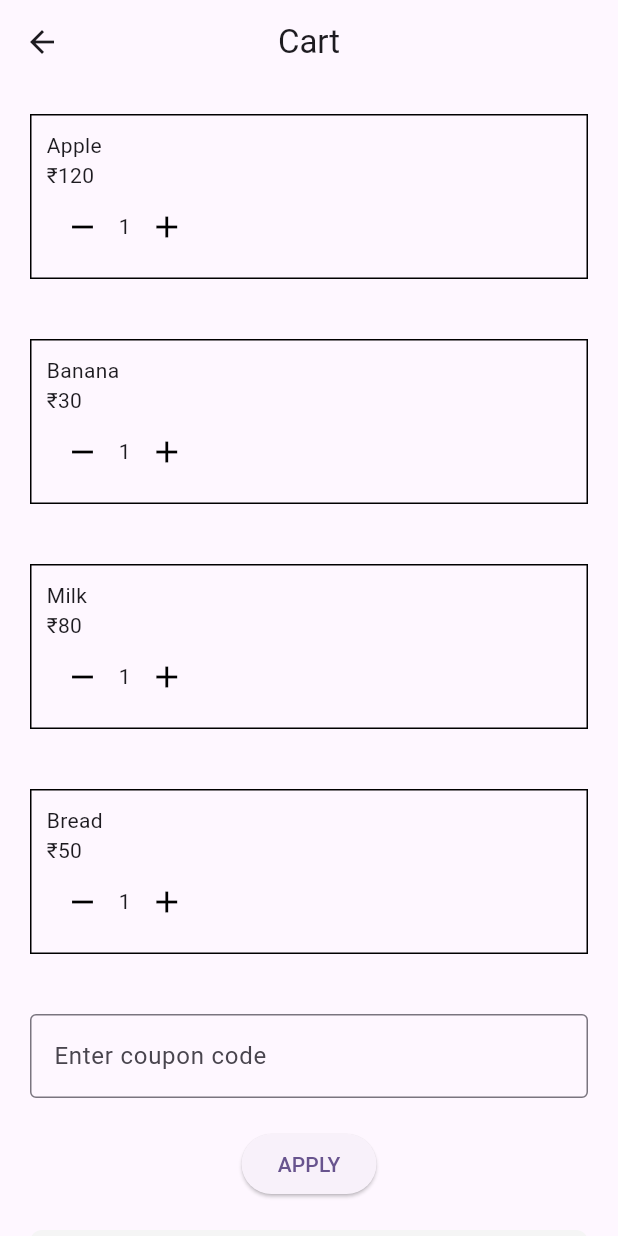
After one commit to Gauravkatva/flutter_base, a Flutter app: the _CartViewState screen opened directly, on a phone screen of 412 x 824 dp. The commit adds this screen. Run offline on Flutter 3.47's test engine with Material 3 defaults, Android fonts, the phone set to English and light mode, and no system bars; our stand-ins replace bloc, dio, equatable, flutter_bloc, get_it, pretty_dio_logger and 2 more; accounts and stored records are empty; generated files the repository leaves out were written again.

Commit message:
feat: implement cart management system with BLoC, item quantity updates, and coupon application logic

```diff
--- a/lib/app/view/app.dart
+++ b/lib/app/view/app.dart
@@ -1,6 +1,6 @@
 import 'package:flutter/material.dart';
 import 'package:my_appp/l10n/l10n.dart';
-import 'package:my_appp/ui/luxury/views/luxury_page.dart';
+import 'package:my_appp/ui/cart/view/cart_view.dart';
 
 class App extends StatelessWidget {
   const App({super.key});
@@ -16,7 +16,7 @@ class App extends StatelessWidget {
       ),
       localizationsDelegates: AppLocalizations.localizationsDelegates,
       supportedLocales: AppLocalizations.supportedLocales,
-      home: const LuxuryPage(),
+      home: const CartView(),
     );
   }
 }
--- /dev/null
+++ b/lib/domain/data/model/cart_model.dart
@@ -0,0 +1,35 @@
+class CartModel {
+  const CartModel({
+    required this.name,
+    required this.price,
+    this.quantity = 1,
+    this.discountAmount = 0,
+  });
+
+  final String name;
+  final int price;
+  final int quantity;
+  final double discountAmount;
+
+  int get totalPrice => price * quantity;
+
+  double get discountedPrice => totalPrice - discountAmount;
+
+  CartModel updateQuantity(int newQuantity) {
+    return CartModel(
+      name: name,
+      price: price,
+      quantity: newQuantity,
+      discountAmount: discountAmount,
+    );
+  }
+
+  CartModel applyDiscount(double discount) {
+    return CartModel(
+      name: name,
+      price: price,
+      quantity: quantity,
+      discountAmount: discount,
+    );
+  }
+}
--- /dev/null
+++ b/lib/ui/cart/bloc/cart_bloc.dart
@@ -0,0 +1,100 @@
+import 'dart:async';
+
+import 'package:bloc/bloc.dart';
+import 'package:equatable/equatable.dart';
+import 'package:my_appp/domain/data/model/cart_model.dart';
+
+part 'cart_event.dart';
+part 'cart_state.dart';
+
+const supportedCoupon = ['SAVE100'];
+
+class CartBloc extends Bloc<CartEvent, CartState> {
+  CartBloc() : super(const CartState()) {
+    on<InitialCartEvent>(_initiateCartMockData);
+    on<AddItem>(_addItem);
+    on<RemoveItem>(_removeItem);
+    on<ApplyCoupon>(_applyCoupon);
+  }
+
+  FutureOr<void> _initiateCartMockData(
+    InitialCartEvent event,
+    Emitter<CartState> emit,
+  ) {
+    const cartItems = [
+      CartModel(name: 'Apple', price: 120),
+      CartModel(name: 'Banana', price: 30),
+      CartModel(name: 'Milk', price: 80),
+      CartModel(name: 'Bread', price: 50),
+    ];
+
+    emit(const CartState(cartItems: cartItems));
+  }
+
+  FutureOr<void> _addItem(AddItem event, Emitter<CartState> emit) {
+    final currentItems = List<CartModel>.from(state.cartItems);
+    final itemIndex = currentItems.indexWhere(
+      (item) => item.name == event.name,
+    );
+    final item = currentItems.firstWhere((item) => event.name == item.name);
+    final olderQuantity = item.quantity;
+    final udpatedQuantity = olderQuantity + 1;
+    final updatedItem = item.updateQuantity(udpatedQuantity);
+    currentItems[itemIndex] = updatedItem;
+    emit(state.copyWith(cartItems: currentItems));
+  }
+
+  FutureOr<void> _removeItem(RemoveItem event, Emitter<CartState> emit) async {
+    final currentItems = List<CartModel>.from(state.cartItems);
+    final itemIndex = currentItems.indexWhere(
+      (item) => item.name == event.name,
+    );
+    final item = currentItems.firstWhere((item) => event.name == item.name);
+    final olderQuantity = item.quantity;
+    final udpatedQuantity = olderQuantity - 1;
+
+    if (udpatedQuantity == 0) {
+      currentItems.removeAt(itemIndex);
+      emit(state.copyWith(cartItems: currentItems));
+      return;
+    }
+
+    final updatedItem = item.updateQuantity(udpatedQuantity);
+    currentItems[itemIndex] = updatedItem;
+    emit(state.copyWith(cartItems: currentItems));
+  }
+
+  FutureOr<void> _applyCoupon(
+    ApplyCoupon event,
+    Emitter<CartState> emit,
+  ) async {
+    if (!supportedCoupon.contains(event.couponCode) || state.subtotal < 300) {
+      emit(state.copyWith(isInavalidCoupon: true));
+      return;
+    }
+
+    // Apply SAVE100 coupon logic
+    const discountAmount = 100.0;
+    final subtotal = state.subtotal;
+    final currentItems = List<CartModel>.from(state.cartItems);
+
+    // Distribute discount proportionally across items
+    final updatedItems = currentItems.map((item) {
+      final itemTotal = item.totalPrice;
+      final proportionalDiscount = (itemTotal / subtotal) * discountAmount;
+
+      // Ensure item total doesn't become negative
+      final finalDiscount = proportionalDiscount > itemTotal
+          ? itemTotal.toDouble()
+          : proportionalDiscount;
+
+      return item.applyDiscount(finalDiscount);
+    }).toList();
+
+    emit(state.copyWith(
+      couponCode: event.couponCode,
+      cartItems: updatedItems,
+      isInavalidCoupon: false,
+    ));
+  }
+}
--- /dev/null
+++ b/lib/ui/cart/bloc/cart_event.dart
@@ -0,0 +1,28 @@
+part of 'cart_bloc.dart';
+
+sealed class CartEvent extends Equatable {
+  const CartEvent();
+
+  @override
+  List<Object> get props => [];
+}
+
+class InitialCartEvent extends CartEvent {}
+
+class AddItem extends CartEvent {
+  const AddItem({required this.name});
+
+  final String name;
+}
+
+class RemoveItem extends CartEvent {
+  const RemoveItem({required this.name});
+
+  final String name;
+}
+
+class ApplyCoupon extends CartEvent {
+  const ApplyCoupon({required this.couponCode});
+
+  final String couponCode;
+}
--- /dev/null
+++ b/lib/ui/cart/bloc/cart_state.dart
@@ -0,0 +1,55 @@
+part of 'cart_bloc.dart';
+
+class CartState extends Equatable {
+  const CartState({
+    this.cartItems = const [],
+    this.couponCode,
+    this.isInavalidCoupon = false,
+  });
+  final List<CartModel> cartItems;
+  final String? couponCode;
+  final bool isInavalidCoupon;
+
+  int get subtotal {
+    var result = 0;
+    for (final item in cartItems) {
+      result += item.totalPrice;
+    }
+    return result;
+  }
+
+  double get discountedSubtotal {
+    var result = 0.0;
+    for (final item in cartItems) {
+      result += item.discountedPrice;
+    }
+    return result;
+  }
+
+  double get totalDiscount {
+    return subtotal - discountedSubtotal;
+  }
+
+  double get tax {
+    return discountedSubtotal * 0.10;
+  }
+
+  double get finalTotal {
+    return discountedSubtotal + tax;
+  }
+
+  @override
+  List<Object?> get props => [cartItems, couponCode, isInavalidCoupon];
+
+  CartState copyWith({
+    List<CartModel>? cartItems,
+    String? couponCode,
+    bool? isInavalidCoupon,
+  }) {
+    return CartState(
+      cartItems: cartItems ?? this.cartItems,
+      couponCode: couponCode ?? this.couponCode,
+      isInavalidCoupon: isInavalidCoupon ?? this.isInavalidCoupon,
+    );
+  }
+}
--- /dev/null
+++ b/lib/ui/cart/view/cart_view.dart
@@ -0,0 +1,235 @@
+import 'package:flutter/material.dart';
+import 'package:flutter_bloc/flutter_bloc.dart';
+import 'package:my_appp/ui/cart/bloc/cart_bloc.dart';
+import 'package:my_appp/ui/cart/view/stepper_button.dart';
+
+class CartView extends StatelessWidget {
+  const CartView({super.key});
+
+  @override
+  Widget build(BuildContext context) {
+    return BlocProvider(
+      create: (context) => CartBloc()..add(InitialCartEvent()),
+      child: const _CartViewState(),
+    );
+  }
+}
+
+class _CartViewState extends StatefulWidget {
+  const _CartViewState();
+
+  @override
+  State<_CartViewState> createState() => __CartViewStateState();
+}
+
+class __CartViewStateState extends State<_CartViewState> {
+  final couponController = TextEditingController();
+  @override
+  Widget build(BuildContext context) {
+    return Scaffold(
+      appBar: AppBar(
+        title: const Text('Cart'),
+        centerTitle: true,
+      ),
+      body: BlocBuilder<CartBloc, CartState>(
+        builder: (context, state) {
+          if (state.cartItems.isEmpty) {
+            return const Center(
+              child: Text('No Cart Items Present!'),
+            );
+          }
+          return SingleChildScrollView(
+            child: Column(
+              children: [
+                ListView.builder(
+                  shrinkWrap: true,
+                  itemCount: state.cartItems.length,
+                  itemBuilder: (context, index) {
+                    final item = state.cartItems[index];
+                    return Container(
+                      padding: const EdgeInsets.all(10),
+                      margin: const EdgeInsets.all(20),
+                      decoration: BoxDecoration(border: Border.all()),
+                      child: Column(
+                        crossAxisAlignment: CrossAxisAlignment.start,
+                        children: [
+                          Text(item.name),
+                          if (state.couponCode != null &&
+                              item.discountAmount > 0)
+                            Row(
+                              children: [
+                                Text(
+                                  '₹${item.totalPrice}',
+                                  style: const TextStyle(
+                                    decoration: TextDecoration.lineThrough,
+                                    color: Colors.grey,
+                                  ),
+                                ),
+                                const SizedBox(width: 8),
+                                Text(
+                                  '₹${item.discountedPrice.toStringAsFixed(2)}',
+                                  style: const TextStyle(
+                                    color: Colors.green,
+                                    fontWeight: FontWeight.bold,
+                                  ),
+                                ),
+                              ],
+                            )
+                          else
+                            Text('₹${item.totalPrice}'),
+                          Row(
+                            children: [
+                              StepperButton(
+                                icon: Icons.remove,
+                                onPressed: () => context.read<CartBloc>().add(
+                                  RemoveItem(name: item.name),
+                                ),
+                              ),
+                              Text(item.quantity.toString()),
+                              StepperButton(
+                                icon: Icons.add,
+                                onPressed: () => context.read<CartBloc>().add(
+                                  AddItem(name: item.name),
+                                ),
+                              ),
+                            ],
+                          ),
+                        ],
+                      ),
+                    );
+                  },
+                ),
+                Container(
+                  margin: const EdgeInsets.all(20),
+                  child: Column(
+                    mainAxisSize: MainAxisSize.min,
+                    children: [
+                      TextField(
+                        controller: couponController,
+                        decoration: const InputDecoration(
+                          hintText: 'Enter coupon code',
+                          border: OutlineInputBorder(),
+                        ),
+                      ),
+                      const SizedBox(
+                        height: 20,
+                      ),
+                      ElevatedButton(
+                        onPressed: () {
+                          context.read<CartBloc>().add(
+                            ApplyCoupon(couponCode: couponController.text),
+                          );
+                        },
+                        child: const Text('APPLY'),
+                      ),
+                      if (state.isInavalidCoupon)
+                        const Padding(
+                          padding: EdgeInsets.only(top: 8),
+                          child: Text(
+                            'Invalid coupon code or minimum amount not met',
+                            style: TextStyle(color: Colors.red, fontSize: 12),
+                          ),
+                        ),
+                      if (state.couponCode != null)
+                        Padding(
+                          padding: const EdgeInsets.only(top: 8),
+                          child: Text(
+                            'Coupon ${state.couponCode} applied!',
+                            style: const TextStyle(
+                              color: Colors.green,
+                              fontSize: 12,
+                            ),
+                          ),
+                        ),
+                      const SizedBox(height: 20),
+                      Container(
+                        padding: const EdgeInsets.all(16),
+                        decoration: BoxDecoration(
+                          color: Colors.grey[100],
+                          borderRadius: BorderRadius.circular(8),
+                        ),
+                        child: Column(
+                          children: [
+                            Row(
+                              mainAxisAlignment: MainAxisAlignment.spaceBetween,
+                              children: [
+                                const Text('Subtotal:'),
+                                Text('₹${state.subtotal}'),
+                              ],
+                            ),
+                            if (state.couponCode != null) ...[
+                              const SizedBox(height: 8),
+                              Row(
+                                mainAxisAlignment:
+                                    MainAxisAlignment.spaceBetween,
+                                children: [
+                                  const Text(
+                                    'Discount:',
+                                    style: TextStyle(color: Colors.green),
+                                  ),
+                                  Text(
+                                    '-₹${state.totalDiscount.toStringAsFixed(2)}',
+                                    style: const TextStyle(color: Colors.green),
+                                  ),
+                                ],
+                              ),
+                              const SizedBox(height: 8),
+                              Row(
+                                mainAxisAlignment:
+                                    MainAxisAlignment.spaceBetween,
+                                children: [
+                                  const Text('Discounted Subtotal:'),
+                                  Text(
+                                    '₹${state.discountedSubtotal.toStringAsFixed(2)}',
+                                  ),
+                                ],
+                              ),
+                            ],
+                            const SizedBox(height: 8),
+                            Row(
+                              mainAxisAlignment: MainAxisAlignment.spaceBetween,
+                              children: [
+                                const Text('Tax (10%):'),
+                                Text('₹${state.tax.toStringAsFixed(2)}'),
+                              ],
+                            ),
+                            const Divider(height: 20),
+                            Row(
+                              mainAxisAlignment: MainAxisAlignment.spaceBetween,
+                              children: [
+                                const Text(
+                                  'Final Total:',
+                                  style: TextStyle(
+                                    fontSize: 18,
+                                    fontWeight: FontWeight.bold,
+                                  ),
+                                ),
+                                Text(
+                                  '₹${state.finalTotal.toStringAsFixed(2)}',
+                                  style: const TextStyle(
+                                    fontSize: 18,
+                                    fontWeight: FontWeight.bold,
+                                  ),
+                                ),
+                              ],
+                            ),
+                          ],
+                        ),
+                      ),
+                    ],
+                  ),
+                ),
+              ],
+            ),
+          );
+        },
+      ),
+    );
+  }
+
+  @override
+  void dispose() {
+    couponController.dispose();
+    super.dispose();
+  }
+}
--- /dev/null
+++ b/lib/ui/cart/view/stepper_button.dart
@@ -0,0 +1,18 @@
+import 'package:flutter/material.dart';
+
+class StepperButton extends StatelessWidget {
+  const StepperButton({required this.icon, required this.onPressed, super.key});
+  final IconData icon;
+  final VoidCallback onPressed;
+
+  @override
+  Widget build(BuildContext context) {
+    return IconButton(
+      onPressed: onPressed,
+      icon: Icon(
+        icon,
+        color: Colors.black,
+      ),
+    );
+  }
+}
```
